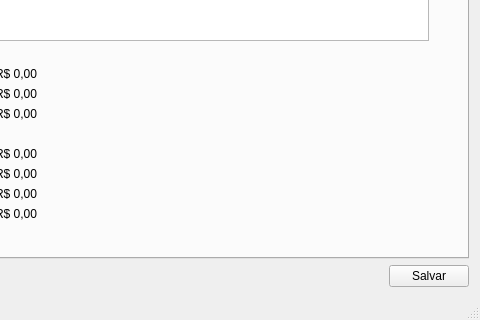
Above: mainwindow.ui from ramiromagalhaes/verificacao-caixa before the change; both pictures show x 497 to 977 and y 319 to 639 of the 977 by 639 pixel window. Below: the same form after it.
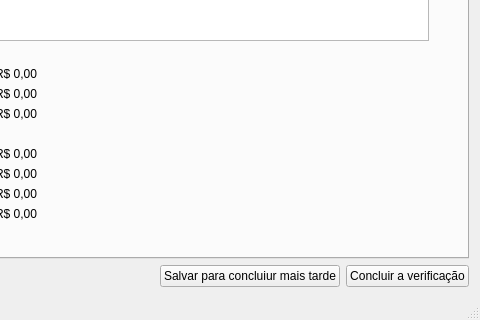
That is the form after the change.

Commit message: Um novo botão.

```diff
--- a/mainwindow.ui
+++ b/mainwindow.ui
@@ -39,7 +39,14 @@
          </sizepolicy>
         </property>
         <property name="text">
-         <string>Salvar</string>
+         <string>Salvar para concluiur mais tarde</string>
+        </property>
+       </widget>
+      </item>
+      <item>
+       <widget class="QPushButton" name="pushButton">
+        <property name="text">
+         <string>Concluir a verificação</string>
         </property>
        </widget>
       </item>
```
The commit also changes 1 other file.
